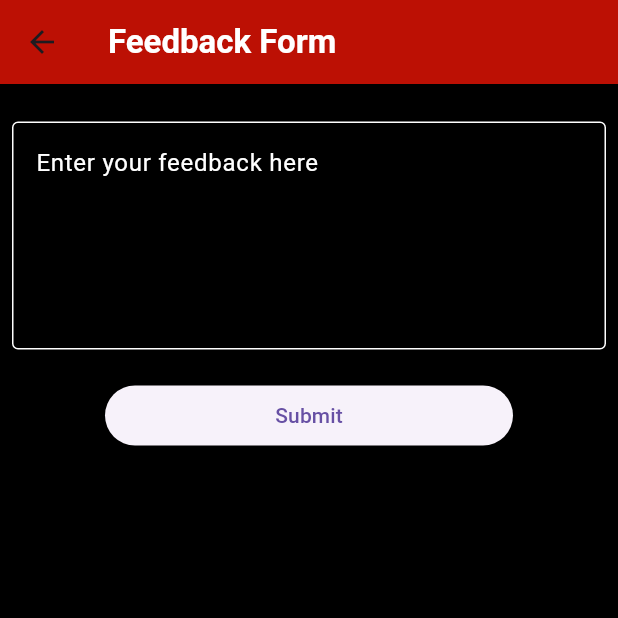
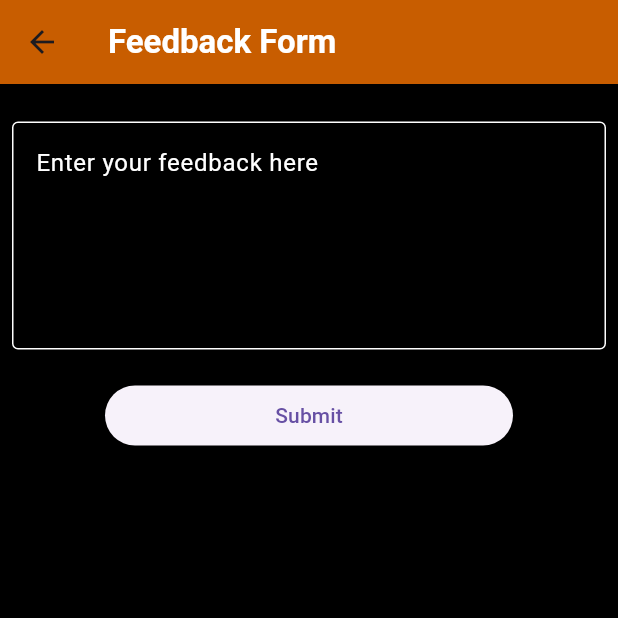
Before and after one commit to Greatversion/FANME, a Flutter app: the FeedbackForm screen opened by its route, on a phone screen of 412 x 824 dp, the top half of it. Run offline on Flutter 3.47's test engine with Material 3 defaults, Android fonts, the light colour scheme and no system bars; our stand-ins replace carousel_slider, cloud_firestore, firebase_auth, firebase_core, flutter_signin_button, google_fonts and 1 more; missing offline and left inert: device_apps, image_card; accounts and stored records are empty; Roboto replaces fonts that are missing (Kanit).

Commit message:
new commit

```diff
--- a/lib/Frontend/Screens/feedback.dart
+++ b/lib/Frontend/Screens/feedback.dart
@@ -21,7 +21,7 @@ class _FeedbackFormState extends State<FeedbackForm> {
           style: GoogleFonts.kanit(
               color: Colors.white, fontWeight: FontWeight.bold),
         ),
-        backgroundColor: const Color.fromARGB(255, 188, 16, 4),
+        backgroundColor: const Color.fromARGB(255, 200, 93, 0),
       ),
       body: Container(
         decoration: const BoxDecoration(color: Colors.black),
--- a/lib/main.dart
+++ b/lib/main.dart
@@ -1,15 +1,10 @@
 // import 'package:device_apps/device_apps.dart';
-
-import 'package:apptex_chat/apptex_chat.dart';
-
 import 'package:fanme/Frontend/Screens/allApps.dart';
 import 'package:fanme/Frontend/Screens/allCommunities.dart';
 import 'package:fanme/Frontend/Screens/feedback.dart';
 import 'package:fanme/Services/loginCheck.dart';
 import 'package:fanme/Frontend/Screens/mainScreen.dart';
-
 import 'package:fanme/Services/loginScreen.dart';
-// import 'package:fanme/Frontend/screen.dart';
 import 'package:firebase_core/firebase_core.dart';
 import 'package:flutter/material.dart';
 
```
Also changed, not shown: lib/Frontend/Reusable-frontEnd/drawerCustom.dart (+1 -9 lines).
